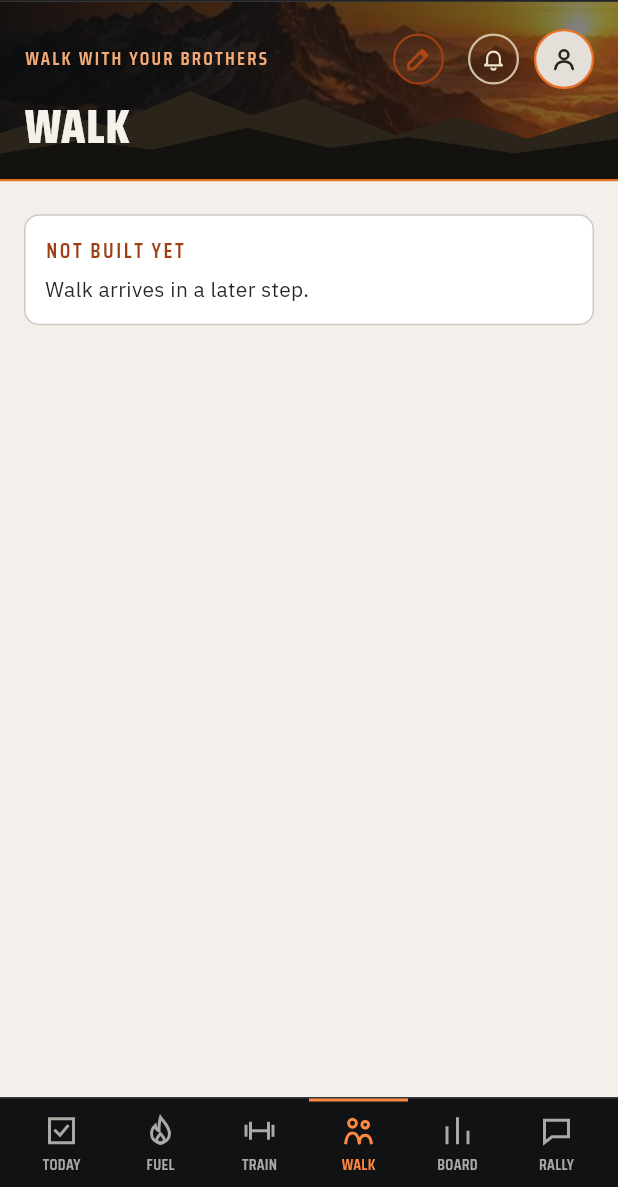
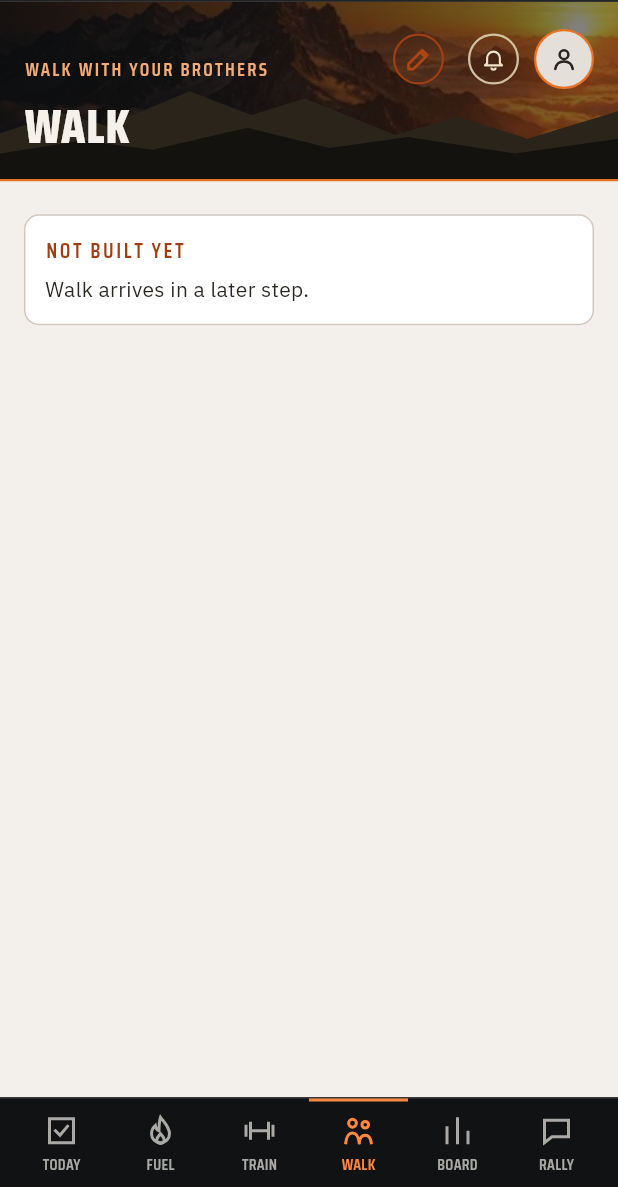
Before and after one commit to Forged-Sent/ForgedAndSentFitness, a Flutter app: the screen it shows after launch, item 4 of the bottom bar chosen, on a phone screen of 412 x 824 dp, the part 49-1236 px from its top. Run offline on Flutter 3.47's test engine with Material 3 defaults, Android fonts, the phone set to English and light mode, and no system bars; our stand-ins replace cloud_firestore, firebase_auth, firebase_core, firebase_storage, go_router; accounts and stored records are empty.

Commit message:
WIP: lock the approved shell goldens; set the Walk kicker where v254 has it
Work in progress for prompt P04, saved locally. Not pushed. Do not merge.

- The maintainer approved the dark and light goldens beside the
  prototype on 2026-11-11. The four images are now the baseline:
  mobile/test/app/goldens/shell_{today,walk}_{dark,light}.png.
- Walk's small caps line sat 7 pixels higher than in v254. The
  prototype centers that line against the header buttons only on pages
  that have the search and help buttons; on Walk it sits on the
  buttons' text baseline. FsHeroHeader now does the same. Measured
  after the change: the line starts on the same pixel row as in the v254
  capture, in both themes.
- That change redrew the two Walk images only. The two Today images are
  byte-for-byte what was approved.
- One test covers the rule.

State: flutter analyze clean and 48 tests passing with Flutter 3.47.8 on
Windows. The APK build, the docs and the policy checks are not done.

Co-Authored-By: Claude Fable 5.2 <noreply@anthropic.com>
Claude-Session: https://claude.ai/code/session_01Jxz4r11pPHM7CXvHZpfnQQ

```diff
--- a/mobile/lib/src/design/fs_hero_header.dart
+++ b/mobile/lib/src/design/fs_hero_header.dart
@@ -78,11 +78,35 @@ class FsHeroHeader extends StatelessWidget {
           Align(alignment: Alignment.centerRight, child: buttons),
       ];
     } else {
+      // The prototype centers the small caps line against the buttons only on
+      // pages that have the search and help buttons. Where they are absent
+      // (Walk), it sets the line on the buttons' text baseline, which puts it
+      // lower: 17 points down in the prototype's layout, plus 1 for where
+      // Flutter places a line within its height.
+      final centered =
+          buttons == null ||
+          actions.any(
+            (FsHeroAction action) =>
+                action.kind == FsHeroActionKind.search ||
+                action.kind == FsHeroActionKind.help,
+          );
       lines = <Widget>[
         if (kickerText != null || buttons != null)
           Row(
+            crossAxisAlignment: centered
+                ? CrossAxisAlignment.center
+                : CrossAxisAlignment.start,
             children: <Widget>[
-              Expanded(child: kickerText ?? const SizedBox.shrink()),
+              Expanded(
+                child: kickerText == null
+                    ? const SizedBox.shrink()
+                    : centered
+                    ? kickerText
+                    : Padding(
+                        padding: const EdgeInsets.only(top: 18),
+                        child: kickerText,
+                      ),
+              ),
               if (buttons != null) ...<Widget>[
                 const SizedBox(width: 12),
                 buttons,
```
Also changed, not shown: 5 other files.
